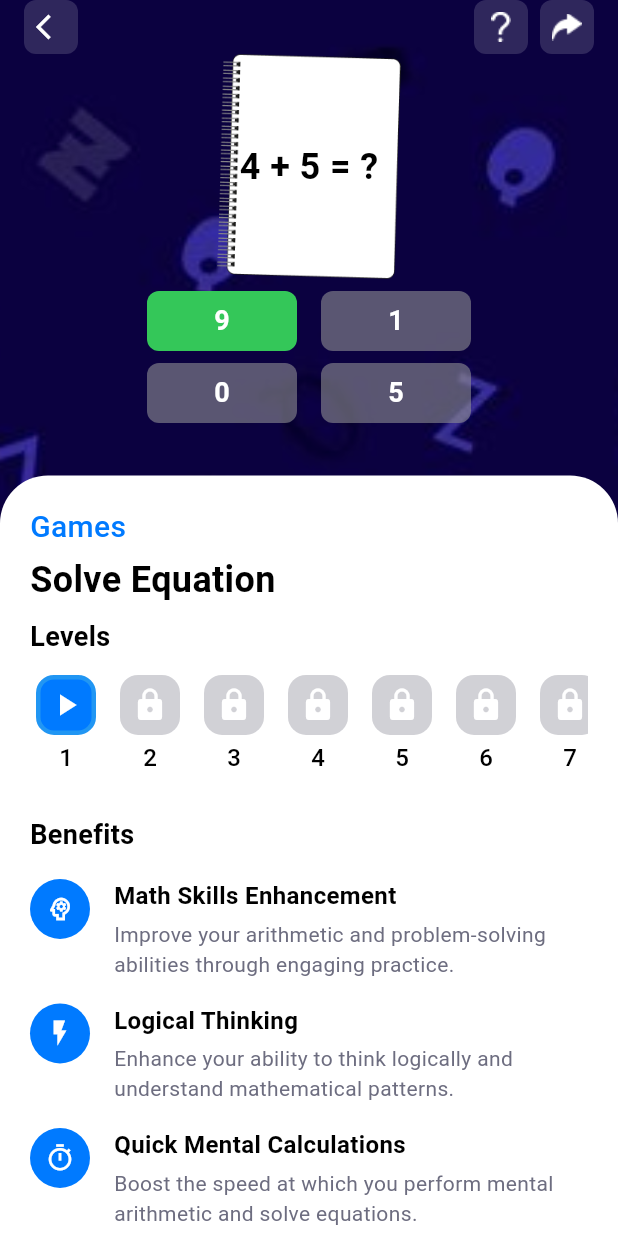
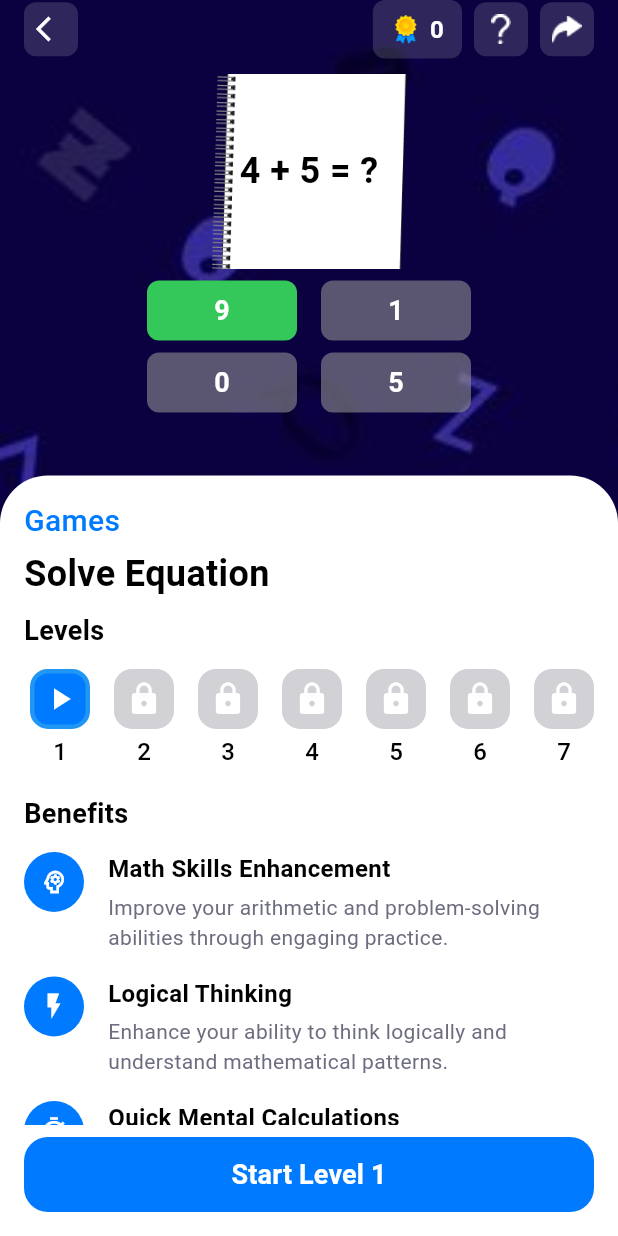
Before and after one commit to RANGAROHITH-2006/solveequation, a Flutter app: the screen it shows after launch, on a phone screen of 412 x 824 dp. Run offline on Flutter 3.47's test engine with Material 3 defaults, Android fonts, the phone set to English and light mode, and no system bars; our stand-ins replace share_plus, shared_preferences.

Commit message:
added score and scrolling in home page

```diff
--- a/lib/game_data.dart
+++ b/lib/game_data.dart
@@ -35,18 +35,18 @@ class GameData {
       level: 1,
       questions: [
         GameQuestion(equation: "2 + 5 = ?", correctAnswer: 7, options: [5, 7, 9, 11]),
-        GameQuestion(equation: "3 + 4 = ?", correctAnswer: 7, options: [6, 8, 7, 9]),
-        GameQuestion(equation: "8 + 2 = ?", correctAnswer: 10, options: [8, 9, 10, 11]),
+        GameQuestion(equation: "8 + 4 = ?", correctAnswer: 12, options: [6, 8, 12, 9]),
+        GameQuestion(equation: "6 + 2 = ?", correctAnswer: 8, options: [8, 9, 10, 11]),
         GameQuestion(equation: "5 + 6 = ?", correctAnswer: 11, options: [10, 11, 12, 13]),
-        GameQuestion(equation: "9 + 3 = ?", correctAnswer: 12, options: [11, 12, 13, 14]),
+        GameQuestion(equation: "9 + 9 = ?", correctAnswer: 18, options: [17, 18, 19, 20]),
         GameQuestion(equation: "7 + 20 = ?", correctAnswer: 27, options: [24, 25, 26, 27]),
-        GameQuestion(equation: "4 + 8 = ?", correctAnswer: 12, options: [10, 11, 14, 12]),
+        GameQuestion(equation: "4 + 6 = ?", correctAnswer: 10, options: [10, 11, 14, 12]),
       ],
       questionPool: [
-        GameQuestion(equation: "1 + 1 = ?", correctAnswer: 2, options: [1, 2, 3, 4]),
-        GameQuestion(equation: "6 + 3 = ?", correctAnswer: 9, options: [7, 8, 9, 10]),
-        GameQuestion(equation: "7 + 7 = ?", correctAnswer: 14, options: [12, 13, 14, 15]),
-        GameQuestion(equation: "4 + 5 = ?", correctAnswer: 9, options: [7, 8, 9, 10]),
+        GameQuestion(equation: "1 + 2 = ?", correctAnswer: 3, options: [1, 2, 3, 4]),
+        GameQuestion(equation: "0 + 0 = ?", correctAnswer: 0, options: [0, 1, 2, 3]),
+        GameQuestion(equation: "7 + 3 = ?", correctAnswer: 10, options: [12, 13, 10, 15]),
+        GameQuestion(equation: "0 + 5 = ?", correctAnswer: 5, options: [3, 4, 5, 6]),
         GameQuestion(equation: "8 + 6 = ?", correctAnswer: 14, options: [12, 13, 14, 15]),
       ],
     ),
@@ -55,13 +55,13 @@ class GameData {
     GameLevel(
       level: 2,
       questions: [
-        GameQuestion(equation: "10 - 3 = ?", correctAnswer: 7, options: [5, 6, 7, 8]),
-        GameQuestion(equation: "15 - 8 = ?", correctAnswer: 7, options: [5, 7, 9, 11]),
+        GameQuestion(equation: "13 - 3 = ?", correctAnswer: 10, options: [10, 9, 7, 8]),
+        GameQuestion(equation: "15 - 7 = ?", correctAnswer: 8, options: [5, 7, 9, 8]),
         GameQuestion(equation: "12 - 5 = ?", correctAnswer: 7, options: [6, 7, 8, 9]),
         GameQuestion(equation: "18 - 9 = ?", correctAnswer: 9, options: [7, 8, 9, 10]),
         GameQuestion(equation: "20 - 7 = ?", correctAnswer: 13, options: [11, 12, 13, 14]),
         GameQuestion(equation: "14 - 6 = ?", correctAnswer: 8, options: [6, 7, 8, 9]),
-        GameQuestion(equation: "16 - 9 = ?", correctAnswer: 7, options: [5, 6, 7, 8]),
+        GameQuestion(equation: "9 - 9 = ?", correctAnswer: 0, options: [3, 6, 2, 0]),
       ],
       questionPool: [
         GameQuestion(equation: "8 - 3 = ?", correctAnswer: 5, options: [4, 5, 6, 7]),
--- a/lib/home_screen.dart
+++ b/lib/home_screen.dart
@@ -86,6 +86,50 @@ class _EquationGameHomeScreenState extends State<EquationGameHomeScreen> {
                             ),
                             Row(
                               children: [
+                                // Total Score display
+                                Container(
+                                  padding: const EdgeInsets.symmetric(
+                                    horizontal: 12,
+                                    vertical: 8,
+                                  ),
+                                  decoration: BoxDecoration(
+                                    color: Colors.white.withOpacity(0.15),
+                                    borderRadius: BorderRadius.circular(8),
+                                  ),
+                                  child: Row(
+                                    children: [
+                                      Image.asset(
+                                        'assets/images/score.png',
+                                        width: 20,
+                                        height: 20,
+                                        fit: BoxFit.contain,
+                                        errorBuilder: (
+                                          context,
+                                          error,
+                                          stackTrace,
+                                        ) {
+                                          return SizedBox(
+                                            child: Icon(
+                                              Icons.workspace_premium,
+                                              color: Colors.yellow,
+                                              size: 20,
+                                            ),
+                                          );
+                                        },
+                                      ),
+                                      const SizedBox(width: 6),
+                                      Text(
+                                        '${_progressService.getTotalScore()}',
+                                        style: const TextStyle(
+                                          color: Colors.white,
+                                          fontSize: 16,
+                                          fontWeight: FontWeight.bold,
+                                        ),
+                                      ),
+                                    ],
+                                  ),
+                                ),
+                                const SizedBox(width: 8),
                                 GestureDetector(
                                   onTap: () {
                                     showHelpDialog(context);
@@ -117,11 +161,12 @@ class _EquationGameHomeScreenState extends State<EquationGameHomeScreen> {
                                     setState(() {
                                       showing = !showing;
                                     });
-                                    if (showing){
+                                    if (showing) {
                                       Share.share(
                                         'Check out Solve Equation Game! Test your math skills and solve equations quickly. Download now!',
                                         subject: 'Play Solve Equation Game',
-                                    );}
+                                      );
+                                    }
                                   },
                                   child: Container(
                                     width: 36,
@@ -148,6 +193,7 @@ class _EquationGameHomeScreenState extends State<EquationGameHomeScreen> {
                             ),
                           ],
                         ),
+                        SizedBox(height: 10),
                         // Game preview area - Equation display
                         Expanded(
                           child: Container(
@@ -161,11 +207,14 @@ class _EquationGameHomeScreenState extends State<EquationGameHomeScreen> {
                                     alignment: Alignment.center,
                                     children: [
                                       // Background book image
-                                      Image.asset(
+                                      SizedBox(
+                                        width: 130,
+                                        height: 130,
+                                        child: Image.asset(
                                           'assets/images/book.png',
-                                        width: 280,
-                                        height: 150,
-                                        fit: BoxFit.contain,
+
+                                          fit: BoxFit.cover,
+                                        ),
                                       ),
 
                                       const Text(
@@ -209,7 +258,9 @@ class _EquationGameHomeScreenState extends State<EquationGameHomeScreen> {
                                         width: 100,
                                         height: 40,
                                         decoration: BoxDecoration(
-                                          color: const Color(0xFF8E8E93).withOpacity(0.6),
+                                          color: const Color(
+                                            0xFF8E8E93,
+                                          ).withOpacity(0.6),
                                           borderRadius: BorderRadius.circular(
                                             8,
                                           ),
@@ -235,7 +286,9 @@ class _EquationGameHomeScreenState extends State<EquationGameHomeScreen> {
                                         width: 100,
                                         height: 40,
                                         decoration: BoxDecoration(
-                                          color: const Color(0xFF8E8E93).withOpacity(0.6),
+                                          color: const Color(
+                                            0xFF8E8E93,
+                                          ).withOpacity(0.6),
                                           borderRadius: BorderRadius.circular(
                                             8,
                                           ),
@@ -256,7 +309,9 @@ class _EquationGameHomeScreenState extends State<EquationGameHomeScreen> {
                                         width: 100,
                                         height: 40,
                                         decoration: BoxDecoration(
-                                          color: const Color(0xFF8E8E93).withOpacity(0.6),
+                                          color: const Color(
+                                            0xFF8E8E93,
+                                          ).withOpacity(0.6),
                                           borderRadius: BorderRadius.circular(
                                             8,
                                           ),
@@ -274,7 +329,6 @@ class _EquationGameHomeScreenState extends State<EquationGameHomeScreen> {
                                       ),
                                     ],
                                   ),
-
                                 ],
                               ),
                             ),
@@ -295,9 +349,8 @@ class _EquationGameHomeScreenState extends State<EquationGameHomeScreen> {
                         topRight: Radius.circular(32),
                       ),
                     ),
-                    child: SingleChildScrollView(
                     child: Padding(
-                        padding: const EdgeInsets.all(20.0),
+                      padding: const EdgeInsets.all(16.0),
                       child: Column(
                         crossAxisAlignment: CrossAxisAlignment.start,
                         children: [
@@ -334,7 +387,7 @@ class _EquationGameHomeScreenState extends State<EquationGameHomeScreen> {
 
                           // Level selector
                           SizedBox(
-                              height: 90,
+                            height: 80,
                             child: ListView.builder(
                               scrollDirection: Axis.horizontal,
                               itemCount:
@@ -367,8 +420,14 @@ class _EquationGameHomeScreenState extends State<EquationGameHomeScreen> {
 
                           const SizedBox(height: 8),
 
-                            // Benefits section
-                            const Text(
+                          // Scrollable benefits list
+                          Expanded(
+                            child: SingleChildScrollView(
+                              child: Column(
+                                crossAxisAlignment: CrossAxisAlignment.start,
+                                children: const [
+                                  // Benefits section (scrollable)
+                                  Text(
                                     'Benefits',
                                     style: TextStyle(
                                       fontSize: 18,
@@ -376,40 +435,47 @@ class _EquationGameHomeScreenState extends State<EquationGameHomeScreen> {
                                       color: Colors.black,
                                     ),
                                   ),
-                            const SizedBox(height: 16),
-
-                            const BenefitItem(
+                                  SizedBox(height: 12),
+                                  BenefitItem(
                                     icon: Icons.psychology_outlined,
                                     title: 'Math Skills Enhancement',
                                     description:
                                         'Improve your arithmetic and problem-solving abilities through engaging practice.',
                                   ),
-                            const SizedBox(height: 16),
-                            const BenefitItem(
+                                  SizedBox(height: 16),
+                                  BenefitItem(
                                     icon: Icons.flash_on_outlined,
                                     title: 'Logical Thinking',
                                     description:
                                         'Enhance your ability to think logically and understand mathematical patterns.',
                                   ),
-                            const SizedBox(height: 16),
-                            const BenefitItem(
+                                  SizedBox(height: 16),
+                                  BenefitItem(
                                     icon: Icons.timer_outlined,
                                     title: 'Quick Mental Calculations',
                                     description:
                                         'Boost the speed at which you perform mental arithmetic and solve equations.',
                                   ),
+                                ],
+                              ),
+                            ),
+                          ),
 
-                            const SizedBox(height: 24),
+                          const SizedBox(height: 8),
 
-                            // Start button (requires level selection)
+                          // Start button (fixed at bottom)
                           SizedBox(
                             width: double.infinity,
-                              height: 56,
+                            height: 50,
                             child: ElevatedButton(
-                                onPressed: selectedLevel != null
+                              onPressed:
+                                  selectedLevel != null
                                       ? () {
                                         // Start game with selected level
-                                        _startEquationGame(context, selectedLevel!);
+                                        _startEquationGame(
+                                          context,
+                                          selectedLevel!,
+                                        );
                                       }
                                       : null, // Disable if no level selected
                               style: ElevatedButton.styleFrom(
@@ -433,11 +499,7 @@ class _EquationGameHomeScreenState extends State<EquationGameHomeScreen> {
                               ),
                             ),
                           ),
-                            const SizedBox(
-                              height: 32,
-                            ), // Add bottom padding for scroll
                         ],
-                        ),
                       ),
                     ),
                   ),
@@ -488,7 +550,10 @@ class LevelItem extends StatelessWidget {
         width: 40,
         height: 40,
         decoration: BoxDecoration(
-          color: isSelected ? Color(0xFF34C759) : Color(0xFF34C759).withOpacity(0.4),
+          color:
+              isSelected
+                  ? Color(0xFF34C759)
+                  : Color(0xFF34C759).withOpacity(0.4),
           shape: BoxShape.rectangle,
           borderRadius: BorderRadius.all(Radius.circular(12)),
           border: Border.all(
@@ -504,7 +569,10 @@ class LevelItem extends StatelessWidget {
         width: 40,
         height: 40,
         decoration: BoxDecoration(
-          color: isSelected ?  Color(0xFF007AFF) : Color(0xFF007AFF).withOpacity(0.4),
+          color:
+              isSelected
+                  ? Color(0xFF007AFF)
+                  : Color(0xFF007AFF).withOpacity(0.4),
           shape: BoxShape.rectangle,
           borderRadius: BorderRadius.all(Radius.circular(12)),
           border: Border.all(
--- a/lib/services/level_progress_service.dart
+++ b/lib/services/level_progress_service.dart
@@ -7,6 +7,7 @@ class LevelProgressService {
   static const String _keyHighestLevel = 'highest_level_completed';
   static const String _keyLevelCompletionPrefix = 'level_completed_';
   static const String _keyLevelScorePrefix = 'level_score_';
+  static const String _keyTotalScore = 'total_score';
 
   static LevelProgressService? _instance;
   SharedPreferences? _prefs;
@@ -41,9 +42,29 @@ class LevelProgressService {
 
   /// Mark a specific level as completed
   Future<void> markLevelCompleted(int level, {int score = 0}) async {
+    // Check if level was already completed
+    final wasCompleted = isLevelCompleted(level);
+
     await _prefs?.setBool('$_keyLevelCompletionPrefix$level', true);
     await _prefs?.setInt('$_keyLevelScorePrefix$level', score);
     await updateHighestLevelCompleted(level);
+
+    // Update total score only if this is the first time completing this level
+    if (!wasCompleted) {
+      await _updateTotalScore(score);
+    }
+  }
+
+  /// Update the total score by adding the given score
+  Future<void> _updateTotalScore(int scoreToAdd) async {
+    final currentTotal = getTotalScore();
+    await _prefs?.setInt(_keyTotalScore, currentTotal + scoreToAdd);
+  }
+
+  /// Get the total accumulated score across all completed levels
+  /// Each level's score is counted only once, even if replayed
+  int getTotalScore() {
+    return _prefs?.getInt(_keyTotalScore) ?? 0;
   }
 
   /// Check if a specific level is completed
@@ -106,7 +127,13 @@ class LevelProgressService {
       final completed = isLevelCompleted(i);
       final unlocked = isLevelUnlocked(i);
       final score = getLevelScore(i);
-      print('Level $i: ${completed ? "Completed" : unlocked ? "Unlocked" : "Locked"} (Score: $score)');
+      print(
+        'Level $i: ${completed
+            ? "Completed"
+            : unlocked
+            ? "Unlocked"
+            : "Locked"} (Score: $score)',
+      );
     }
     print('===========================');
   }
```
Also changed, not shown: lib/game_screen.dart (+76 -13 lines), lib/services/level_progress_examples.dart (deleted, +0 -113 lines), assets/images/score.png (added). Lines whose indentation alone changed are shown as unchanged.
